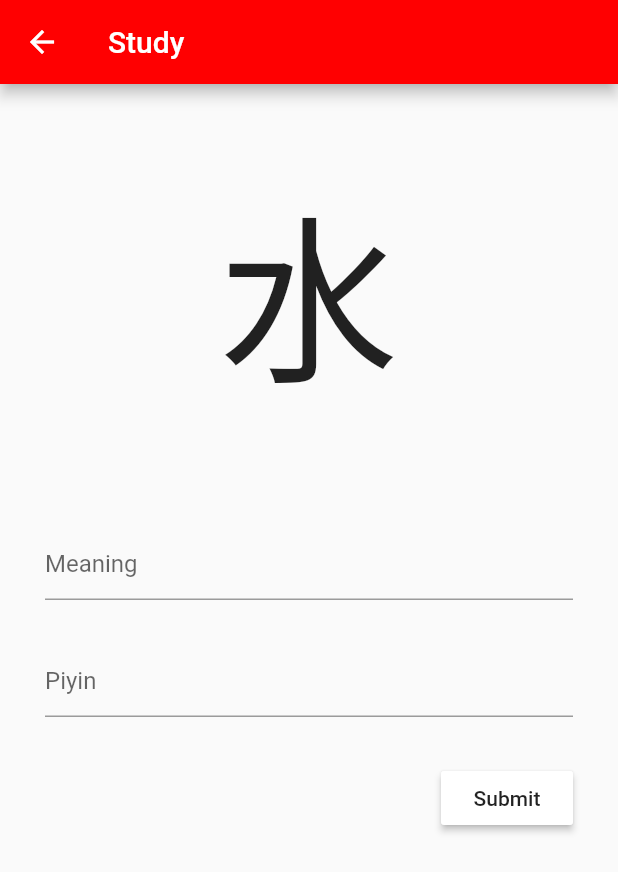
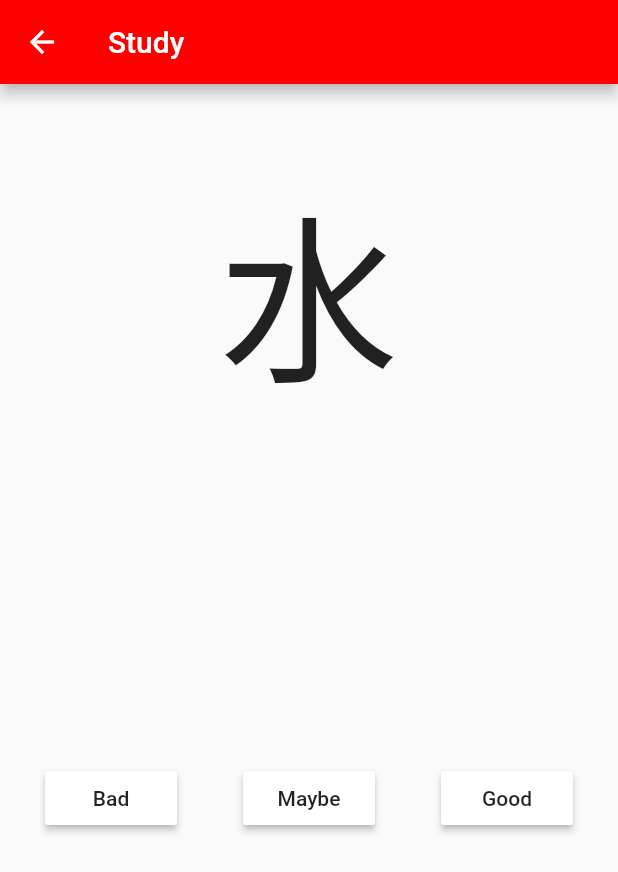
Before and after one commit to Rrojaski/remi-flutter, a Flutter app: the StudyScreen screen opened directly, on a phone screen of 412 x 824 dp. Shown: the top 872 px of the screen. Run offline on Flutter 3.47's test engine with Material 2 defaults, Android fonts, the phone set to English and light mode, and no system bars.

Commit message:
added action buttons to card 2

```diff
--- a/lib/screens/study/card_2.dart
+++ b/lib/screens/study/card_2.dart
@@ -1,14 +1,50 @@
+import 'package:REMI/screens/study/card_definition.dart';
 import 'package:flutter/material.dart';
+import '../../models/Chinese_Card.model.dart';
 
-class Card2 extends StatelessWidget {
+class Card2 extends StatefulWidget {
+  Card2({Key key, this.chineseCard}) : super(key: key);
+
+  final ChineseCard chineseCard;
+
+  @override
+  createState() => new Card2State();
+}
+
+class Card2State extends State<Card2> {
   @override
   Widget build(BuildContext context) {
     return Container(
         width: double.infinity,
+        height: 450.0,
         child: Column(
-          mainAxisAlignment: MainAxisAlignment.start,
-          crossAxisAlignment: CrossAxisAlignment.center,
-          children: <Widget>[Text("Card 2")],
-        ));
+            mainAxisAlignment: MainAxisAlignment.spaceBetween,
+            crossAxisAlignment: CrossAxisAlignment.center,
+            children: <Widget>[
+              Text(
+                widget.chineseCard.character,
+                style: TextStyle(fontSize: 120.0),
+              ),
+              Row(
+                mainAxisAlignment: MainAxisAlignment.spaceBetween,
+                children: [
+                  RaisedButton(
+                    color: Colors.white,
+                    onPressed: () {},
+                    child: Text("Bad"),
+                  ),
+                  RaisedButton(
+                    color: Colors.white,
+                    onPressed: () {},
+                    child: Text("Maybe"),
+                  ),
+                  RaisedButton(
+                    color: Colors.white,
+                    onPressed: () {},
+                    child: Text("Good"),
+                  )
+                ],
+              )
+            ]));
   }
 }
--- a/lib/screens/study/study.dart
+++ b/lib/screens/study/study.dart
@@ -34,7 +34,7 @@ class StudyScreenState extends State<StudyScreen> {
         1,
         (int i) => getRandomNumber() == 1
             ? new Card1(chineseCard: cardList[0])
-            : new Card1(chineseCard: cardList[0]));
+            : new Card2(chineseCard: cardList[0]));
     return Scaffold(
         appBar: AppBar(
             iconTheme: IconThemeData(
```
